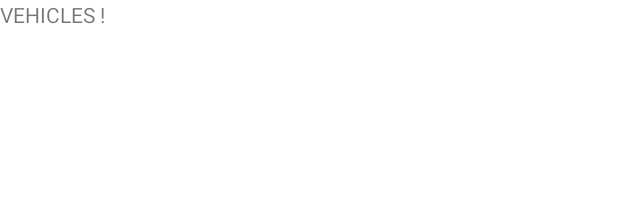
After one commit to Tamashii90/android-hw, an Android app: the layout fragment_vehicles.xml on its own in the app's theme, with its tools: preview values and no code run, on a phone screen of 412 x 824 dp. The commit adds this screen. Shown: the top 198 px of the screen. Run offline under Robolectric (Android 15) with nearby library versions, the light colour scheme and no system bars.

Commit message:
start working on vehicles fragment

```diff
--- a/app/src/main/java/com/example/wmshw/AdminActivity.java
+++ b/app/src/main/java/com/example/wmshw/AdminActivity.java
@@ -12,6 +12,7 @@ import androidx.navigation.NavController;
 import androidx.navigation.fragment.NavHostFragment;
 import androidx.navigation.ui.AppBarConfiguration;
 import androidx.navigation.ui.NavigationUI;
+import com.google.android.material.bottomnavigation.BottomNavigationView;
 
 import java.util.HashSet;
 import java.util.Set;
@@ -29,16 +30,18 @@ public class AdminActivity extends AppCompatActivity {
 
         Set<Integer> topLevelFrags = new HashSet<>();
         topLevelFrags.add(R.id.adminSearchFragment);
+        topLevelFrags.add(R.id.vehiclesFragment);
         sharedPreferences = getSharedPreferences("myPrefs", Context.MODE_PRIVATE);
 
         NavHostFragment navHostFragment = (NavHostFragment) getSupportFragmentManager().findFragmentById(R.id.nav_host_fragment_2);
         navController = navHostFragment.getNavController();
         appBarConfiguration = new AppBarConfiguration.Builder(topLevelFrags).build();
 
-
         setSupportActionBar(findViewById(R.id.toolbar2));
         NavigationUI.setupActionBarWithNavController(this, navController);
 
+        BottomNavigationView bottomView = findViewById(R.id.admin_bottom_nav);
+        NavigationUI.setupWithNavController(bottomView, navController);
     }
 
     @Override
--- /dev/null
+++ b/app/src/main/res/layout/fragment_vehicles.xml
@@ -0,0 +1,14 @@
+<?xml version="1.0" encoding="utf-8"?>
+<FrameLayout xmlns:android="http://schemas.android.com/apk/res/android"
+             xmlns:tools="http://schemas.android.com/tools"
+             android:layout_width="match_parent"
+             android:layout_height="match_parent"
+             tools:context=".VehiclesFragment">
+
+    <!-- TODO: Update blank fragment layout -->
+    <TextView
+            android:layout_width="match_parent"
+            android:layout_height="match_parent"
+            android:text="VEHICLES !"/>
+
+</FrameLayout>
--- a/app/src/main/res/navigation/nav_graph_admin.xml
+++ b/app/src/main/res/navigation/nav_graph_admin.xml
@@ -51,4 +51,9 @@
                 android:name="id"
                 app:argType="long"/>
     </fragment>
+    <fragment
+            android:id="@+id/vehiclesFragment"
+            android:name="com.example.wmshw.VehiclesFragment"
+            android:label="Vehicles"
+            tools:layout="@layout/fragment_vehicles"/>
 </navigation>
```
Also changed, not shown: app/src/main/java/com/example/wmshw/VehiclesFragment.java (added, +9 -0 lines), app/src/main/res/layout/activity_admin.xml (+16 -5 lines), app/src/main/res/layout/fragment_admin_violations.xml (+5 -3 lines), app/src/main/res/menu/admin_bottom_nav_menu.xml (added, +11 -0 lines).
